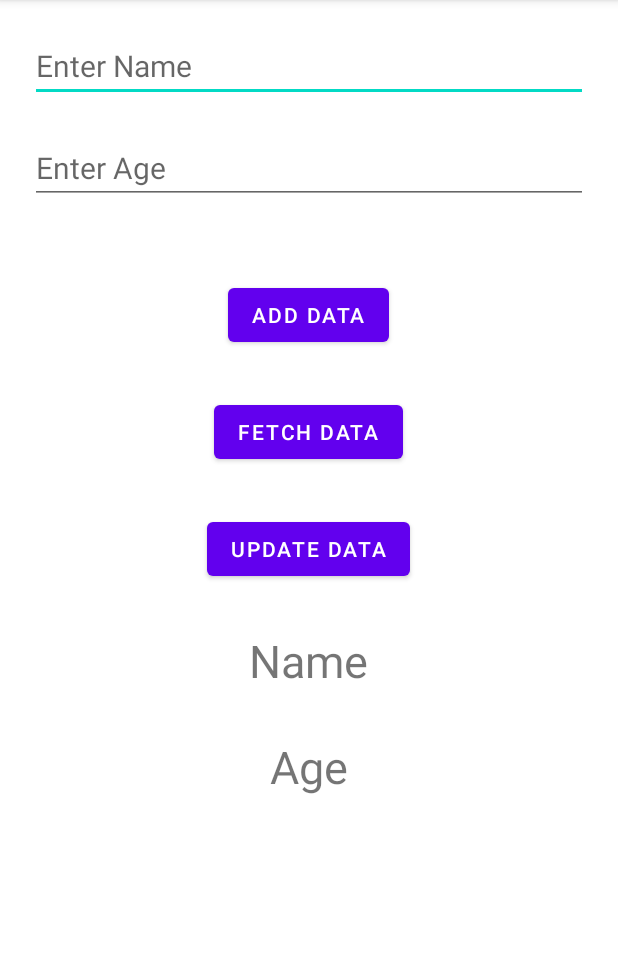
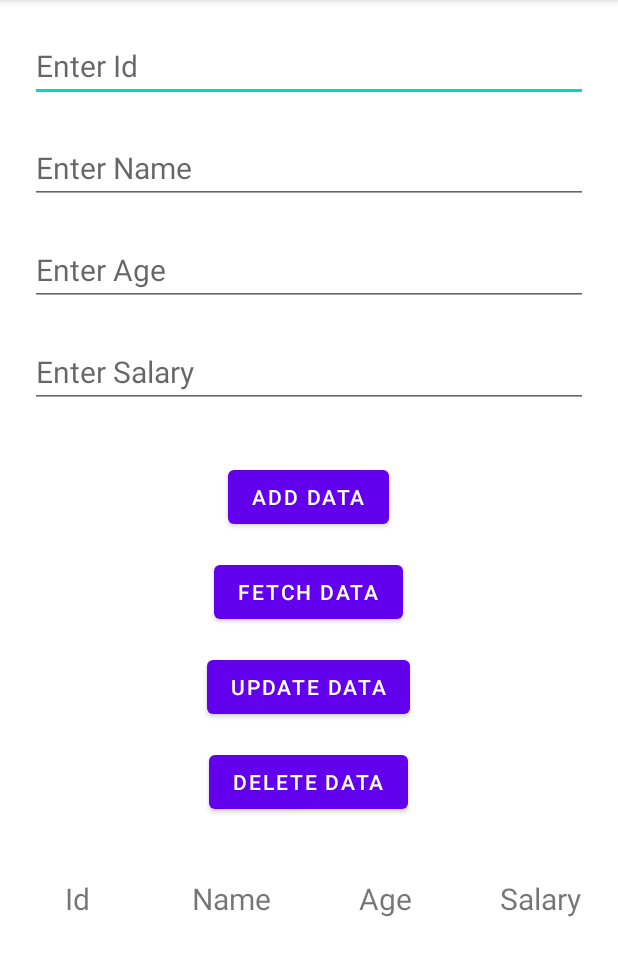
Before and after one commit to saksham0302/AndroidAppDevelopment226, an Android app: the screen it shows after launch (SQLiteDatabaseExample), after a tap on "ADD DATA", on a phone screen of 412 x 824 dp, the part 84-1060 px from its top. Run offline under Robolectric (Android 15) with nearby library versions, the light colour scheme and no system bars; 4 statements that could not run were skipped.

Commit message:
Add, select, update, delete in sqlite

```diff
--- a/app/src/main/java/com/example/cse226_notes/unit_4/SQLiteDatabaseExample.kt
+++ b/app/src/main/java/com/example/cse226_notes/unit_4/SQLiteDatabaseExample.kt
@@ -11,42 +11,95 @@ import com.example.cse226_notes.R
 
 class SQLiteDatabaseExample : AppCompatActivity() {
 
+    private lateinit var id: EditText
     private lateinit var name: EditText
     private lateinit var age: EditText
+    private lateinit var salary: EditText
     private lateinit var submitData: Button
     private lateinit var retrieveData: Button
     private lateinit var updateData: Button
+    private lateinit var deleteData: Button
+    private lateinit var getId: TextView
     private lateinit var getName: TextView
     private lateinit var getAge: TextView
+    private lateinit var getSalary: TextView
 
-    @SuppressLint("Range")
     override fun onCreate(savedInstanceState: Bundle?) {
         super.onCreate(savedInstanceState)
         setContentView(R.layout.activity_sqlite_database_example)
 
+        id = findViewById(R.id.EtId)
         name = findViewById(R.id.EtName)
         age = findViewById(R.id.EtAge)
+        salary = findViewById(R.id.EtSalary)
+
         submitData = findViewById(R.id.submitData)
         retrieveData = findViewById(R.id.retrieveData)
         updateData = findViewById(R.id.updateData)
+        deleteData = findViewById(R.id.deleteData)
+
+        getId = findViewById(R.id.displayId)
         getName = findViewById(R.id.displayName)
         getAge = findViewById(R.id.displayAge)
+        getSalary = findViewById(R.id.displaySalary)
 
         submitData.setOnClickListener {
 
             val db = SQLiteDatabaseHelper(this, null)
 
+            val dataId = id.text.toString()
             val dataName = name.text.toString()
             val dataAge = age.text.toString()
+            val dataSalary = salary.text.toString()
 
-            db.addData(dataName, dataAge)
+            db.addData(dataId, dataName, dataAge, dataSalary)
             Toast.makeText(this, "$dataName added to database", Toast.LENGTH_SHORT).show()
+
+            id.text.clear()
+            name.text.clear()
+            age.text.clear()
+            salary.text.clear()
+            displayData(getId, getName, getAge, getSalary)
+        }
+
+        retrieveData.setOnClickListener {
+
+            displayData(getId, getName, getAge, getSalary)
+        }
+
+        updateData.setOnClickListener {
+
+            val db = SQLiteDatabaseHelper(this, null)
+
+            val dataId = id.text.toString()
+            val dataName = name.text.toString()
+            val dataAge = age.text.toString()
+            val dataSalary = salary.text.toString()
+
+            db.updateData(dataId, dataName, dataAge, dataSalary)
+            Toast.makeText(this, "$dataName updated to database", Toast.LENGTH_SHORT).show()
 
             name.text.clear()
             age.text.clear()
+            displayData(getId, getName, getAge, getSalary)
         }
 
-        retrieveData.setOnClickListener {
+        deleteData.setOnClickListener {
+
+            val db = SQLiteDatabaseHelper(this, null)
+
+            val dataId = id.text.toString()
+
+            db.deleteData(dataId)
+            Toast.makeText(this, "$dataId deleted from database", Toast.LENGTH_SHORT).show()
+
+            age.text.clear()
+            displayData(getId, getName, getAge, getSalary)
+        }
+    }
+
+    @SuppressLint("Range")
+    fun displayData(getId: TextView, getName: TextView, getAge: TextView, getSalary: TextView) {
 
         val db = SQLiteDatabaseHelper(this, null)
 
@@ -55,12 +108,18 @@ class SQLiteDatabaseExample : AppCompatActivity() {
         // all names from our database
         // and add to name text view
         val cursor = db.getData()
+        getId.text = "Id\n\n"
         getName.text = "Name\n\n"
         getAge.text = "Age\n\n"
+        getSalary.text = "Salary\n\n"
 
         // moving the cursor to first position and
         // appending value in the text view
         cursor!!.moveToFirst()
+        getId.append(
+            cursor.getString(cursor.getColumnIndex(SQLiteDatabaseHelper.ID_COL))
+                    + "\n"
+        )
         getName.append(
             cursor.getString(cursor.getColumnIndex(SQLiteDatabaseHelper.NAME_COL))
                     + "\n"
@@ -69,38 +128,34 @@ class SQLiteDatabaseExample : AppCompatActivity() {
             cursor.getString(cursor.getColumnIndex(SQLiteDatabaseHelper.AGE_COL))
                     + "\n"
         )
+        getSalary.append(
+            cursor.getString(cursor.getColumnIndex(SQLiteDatabaseHelper.SALARY_COL))
+                    + "\n"
+        )
 
         // moving our cursor to next
         // position and appending values
         while (cursor.moveToNext()) {
+
+            getId.append(
+                cursor.getString(cursor.getColumnIndex(SQLiteDatabaseHelper.ID_COL))
+                        + "\n"
+            )
             getName.append(
-                    cursor.getString(
-                        cursor.getColumnIndex
-                            (SQLiteDatabaseHelper.NAME_COL)
-                    ) + "\n"
+                cursor.getString(cursor.getColumnIndex(SQLiteDatabaseHelper.NAME_COL))
+                        + "\n"
             )
             getAge.append(
-                    cursor.getString
-                        (cursor.getColumnIndex(SQLiteDatabaseHelper.AGE_COL)) + "\n"
+                cursor.getString(cursor.getColumnIndex(SQLiteDatabaseHelper.AGE_COL))
+                        + "\n"
+            )
+            getSalary.append(
+                cursor.getString(cursor.getColumnIndex(SQLiteDatabaseHelper.SALARY_COL))
+                        + "\n"
             )
         }
 
         // at last we close our cursor
         cursor.close()
     }
-
-        updateData.setOnClickListener {
-
-            val db = SQLiteDatabaseHelper(this, null)
-
-            val dataName = name.text.toString()
-            val dataAge = age.text.toString()
-
-            db.updateData(dataName, dataAge)
-            Toast.makeText(this, "$dataName updated to database", Toast.LENGTH_SHORT).show()
-
-            name.text.clear()
-            age.text.clear()
 }
-    }
-}
--- a/app/src/main/java/com/example/cse226_notes/unit_4/SQLiteDatabaseHelper.kt
+++ b/app/src/main/java/com/example/cse226_notes/unit_4/SQLiteDatabaseHelper.kt
@@ -23,13 +23,16 @@ class SQLiteDatabaseHelper(context: Context, factory: SQLiteDatabase.CursorFacto
         private const val TABLE_NAME = "my_Table1"
 
         //column id
-        private const val ID_COL = "id"
+        const val ID_COL = "id"
 
         //column name
         const val NAME_COL = "name"
 
         //column age
         const val AGE_COL = "age"
+
+        //column salary
+        const val SALARY_COL = "salary"
     }
 
     override fun onCreate(db: SQLiteDatabase) {
@@ -38,7 +41,8 @@ class SQLiteDatabaseHelper(context: Context, factory: SQLiteDatabase.CursorFacto
         val query = ("CREATE TABLE " + TABLE_NAME + " ("
                 + ID_COL + " INTEGER PRIMARY KEY, " +
                 NAME_COL + " TEXT, " +
-                AGE_COL + " TEXT)")
+                AGE_COL + " TEXT, " +
+                SALARY_COL + "TEXT)")
 
         //method for executing query
         db.execSQL(query)
@@ -52,13 +56,15 @@ class SQLiteDatabaseHelper(context: Context, factory: SQLiteDatabase.CursorFacto
     }
 
     //function to add data to table
-    fun addData(name: String, age: String) {
+    fun addData(id: String, name: String, age: String, salary: String) {
 
         val values = ContentValues()
 
         //inserting the values in key value pair
+        values.put(ID_COL, id)
         values.put(NAME_COL, name)
         values.put(AGE_COL, age)
+        values.put(SALARY_COL, salary)
 
         //creating a writable variable of database as we want to insert value in our database
         val db = this.writableDatabase
@@ -69,10 +75,16 @@ class SQLiteDatabaseHelper(context: Context, factory: SQLiteDatabase.CursorFacto
         db.close()
     }
 
-    fun updateData(name: String, age: String) {
+    fun updateData(id: String, name: String, age: String, salary: String) {
 
         val db = this.writableDatabase
-        db.execSQL("UPDATE $TABLE_NAME SET $AGE_COL = '$age' WHERE $NAME_COL = '$name'")
+        val values = ContentValues()
+
+        values.put(ID_COL, id)
+        values.put(NAME_COL, name)
+        values.put(AGE_COL, age)
+        values.put(SALARY_COL, salary)
+        db.update(TABLE_NAME, values, "ID=?", arrayOf(id))
 
         //closing the database
         db.close()
@@ -83,6 +95,13 @@ class SQLiteDatabaseHelper(context: Context, factory: SQLiteDatabase.CursorFacto
         val db = this.readableDatabase
 
         //returning a cursor to read data from the database
-        return db.rawQuery("SELECT * FROM $TABLE_NAME WHERE $AGE_COL > 50", null)
+        return db.rawQuery("SELECT * FROM $TABLE_NAME", null)
+    }
+
+    fun deleteData(id: String) {
+
+        val db = this.readableDatabase
+        db.delete(TABLE_NAME, "ID=?", arrayOf(id))
+        db.close()
     }
 }
--- a/app/src/main/res/layout/activity_sqlite_database_example.xml
+++ b/app/src/main/res/layout/activity_sqlite_database_example.xml
@@ -1,11 +1,26 @@
 <?xml version="1.0" encoding="utf-8"?>
-<LinearLayout xmlns:android="http://schemas.android.com/apk/res/android"
+<ScrollView xmlns:android="http://schemas.android.com/apk/res/android"
     xmlns:app="http://schemas.android.com/apk/res-auto"
     xmlns:tools="http://schemas.android.com/tools"
     android:layout_width="match_parent"
     android:layout_height="match_parent"
     android:orientation="vertical"
     tools:context=".unit_4.SQLiteDatabaseExample">
+
+    <LinearLayout
+        android:orientation="vertical"
+        android:layout_width="match_parent"
+        android:layout_height="match_parent">
+
+        <EditText
+            android:id="@+id/EtId"
+            android:layout_width="match_parent"
+            android:layout_height="wrap_content"
+            android:layout_marginTop="20dp"
+            android:layout_marginHorizontal="20dp"
+            android:inputType="number"
+            android:textSize="20sp"
+            android:hint="Enter Id" />
 
         <EditText
             android:id="@+id/EtName"
@@ -21,54 +36,105 @@
             android:id="@+id/EtAge"
             android:layout_width="match_parent"
             android:layout_height="wrap_content"
-        android:layout_marginVertical="20dp"
+            android:layout_marginTop="20dp"
             android:layout_marginHorizontal="20dp"
             android:inputType="number"
             android:textSize="20sp"
             android:hint="Enter Age" />
 
+        <EditText
+            android:id="@+id/EtSalary"
+            android:layout_width="match_parent"
+            android:layout_height="wrap_content"
+            android:layout_marginVertical="20dp"
+            android:layout_marginHorizontal="20dp"
+            android:inputType="number"
+            android:textSize="20sp"
+            android:hint="Enter Salary" />
+
         <Button
             android:id="@+id/submitData"
             android:layout_gravity="center"
-        android:layout_margin="30dp"
+            android:layout_margin="15dp"
             android:layout_width="wrap_content"
             android:layout_height="wrap_content"
-        android:layout_marginHorizontal="30dp"
             android:text="Add Data" />
 
         <Button
             android:id="@+id/retrieveData"
             android:layout_gravity="center"
-        android:layout_marginBottom="30dp"
+            android:layout_marginBottom="15dp"
             android:layout_width="wrap_content"
             android:layout_height="wrap_content"
-        android:layout_marginHorizontal="30dp"
             android:text="Fetch Data" />
 
         <Button
             android:id="@+id/updateData"
             android:layout_gravity="center"
+            android:layout_marginBottom="15dp"
             android:layout_width="wrap_content"
             android:layout_height="wrap_content"
-        android:layout_marginHorizontal="30dp"
             android:text="Update Data" />
 
+        <Button
+            android:id="@+id/deleteData"
+            android:layout_gravity="center"
+            android:layout_width="wrap_content"
+            android:layout_height="wrap_content"
+            android:text="Delete Data" />
+
+        <LinearLayout
+            android:layout_width="match_parent"
+            android:layout_height="wrap_content"
+            android:layout_marginTop="30dp"
+            android:orientation="horizontal">
 
             <TextView
                 android:layout_gravity="center"
-        android:layout_margin="30dp"
-        android:id="@+id/displayName"
-        android:layout_width="wrap_content"
+                android:layout_margin="10dp"
+                android:id="@+id/displayId"
+                android:gravity="center"
+                android:layout_weight="1"
+                android:layout_width="0dp"
                 android:layout_height="wrap_content"
-        android:textSize="30sp"
-        android:text="Name" />
+                android:textSize="20sp"
+                android:text="Id\n\n" />
 
             <TextView
                 android:layout_gravity="center"
+                android:layout_margin="10dp"
+                android:id="@+id/displayName"
+                android:gravity="center"
+                android:layout_weight="1"
+                android:layout_width="0dp"
+                android:layout_height="wrap_content"
+                android:textSize="20sp"
+                android:text="Name\n\n" />
+
+            <TextView
+                android:layout_gravity="center"
+                android:layout_margin="10dp"
                 android:id="@+id/displayAge"
-        android:layout_width="wrap_content"
+                android:gravity="center"
+                android:layout_weight="1"
+                android:layout_width="0dp"
                 android:layout_height="wrap_content"
-        android:textSize="30sp"
-        android:text="Age" />
+                android:textSize="20sp"
+                android:text="Age\n\n" />
+
+            <TextView
+                android:layout_gravity="center"
+                android:layout_margin="10dp"
+                android:id="@+id/displaySalary"
+                android:gravity="center"
+                android:layout_weight="1"
+                android:layout_width="0dp"
+                android:layout_height="wrap_content"
+                android:textSize="20sp"
+                android:text="Salary\n\n" />
 
         </LinearLayout>
+
+    </LinearLayout>
+
+</ScrollView>
```
Lines whose indentation alone changed are shown as unchanged.
